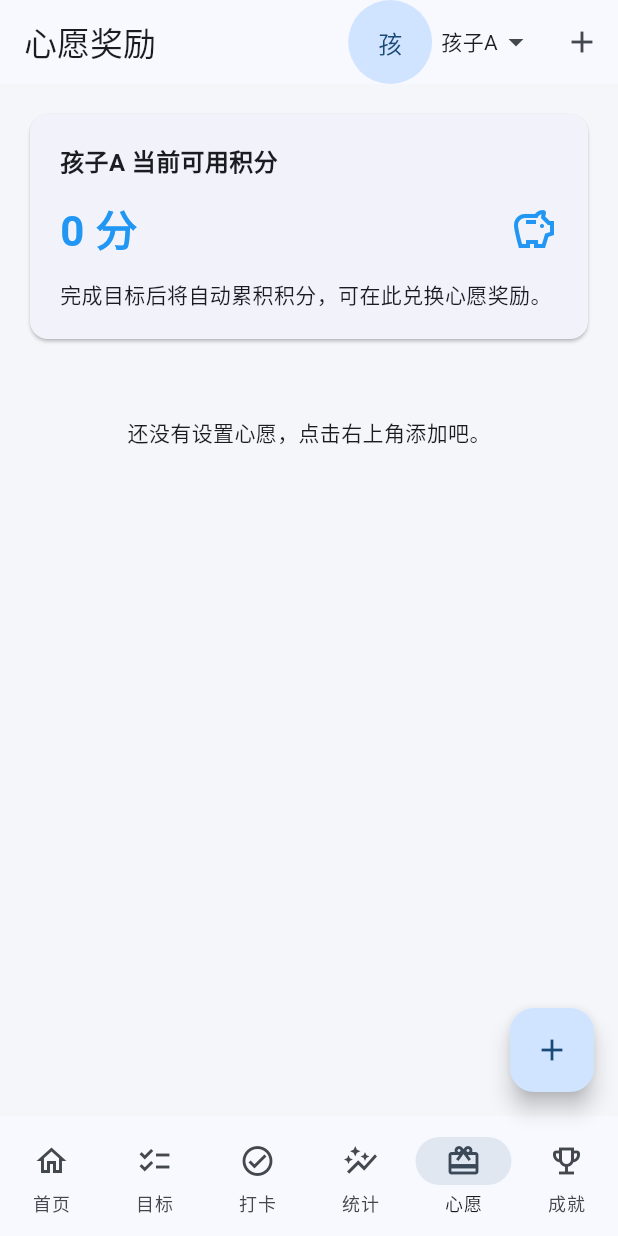
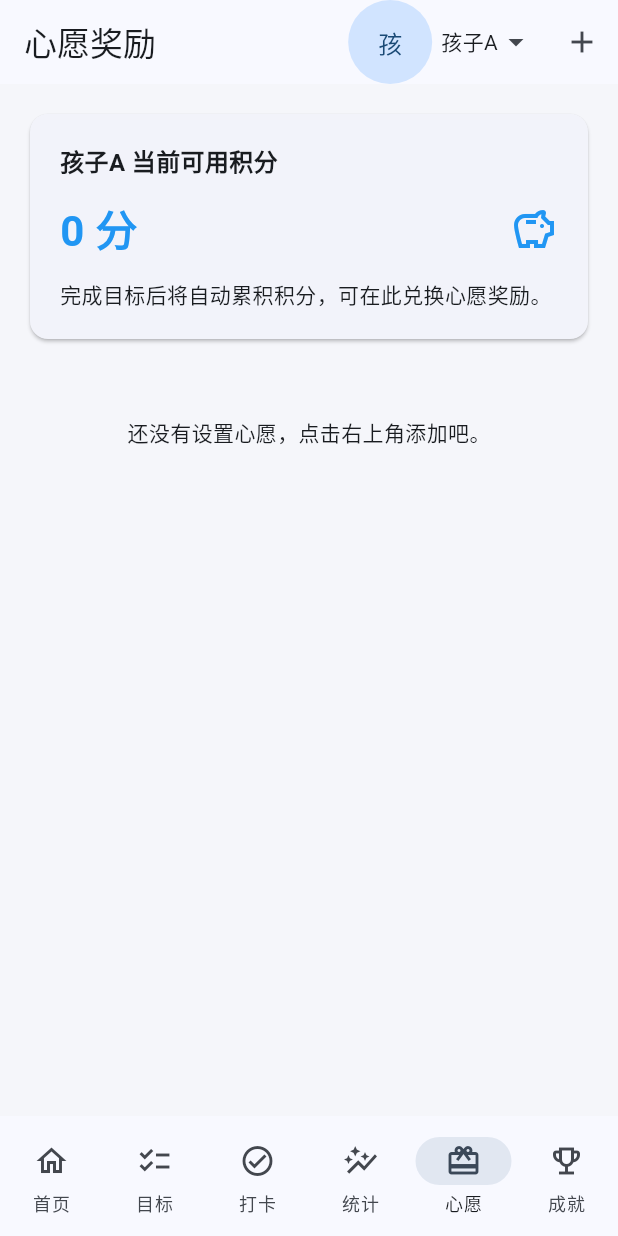
Before and after one commit to lzzhangsan/xingmubiao, a Flutter app: the screen it shows after launch, item 5 of the bottom bar chosen, on a phone screen of 412 x 824 dp. Run offline on Flutter 3.47's test engine with Material 3 defaults, Android fonts, the light colour scheme and no system bars; our stand-ins replace firebase_core, fl_chart, flutter_local_notifications, image_picker, shared_preferences, timezone; accounts and stored records are empty.

Commit message:
删除心愿+号10.9-20：49

```diff
--- a/lib/main.dart
+++ b/lib/main.dart
@@ -130,20 +130,9 @@ class _MainScreenState extends State<MainScreen> {
           setState(() => _selectedIndex = index);
         },
       ),
-      floatingActionButton: _selectedIndex == 4
-          ? FloatingActionButton(
-              onPressed: () {
-                Navigator.push(
-                  context,
-                  MaterialPageRoute(
-                    builder: (_) => const AddRewardScreen(),
-                  ),
-                );
-              },
-              child: const Icon(Icons.add),
-            )
-          : null,
-      floatingActionButtonLocation: FloatingActionButtonLocation.endFloat,
+      // No global FAB: each screen manages its own actions. The wishlist
+      // screen already provides a top-right add button, so the bottom-right
+      // FAB is removed to avoid duplication.
     );
   }
 }
```
